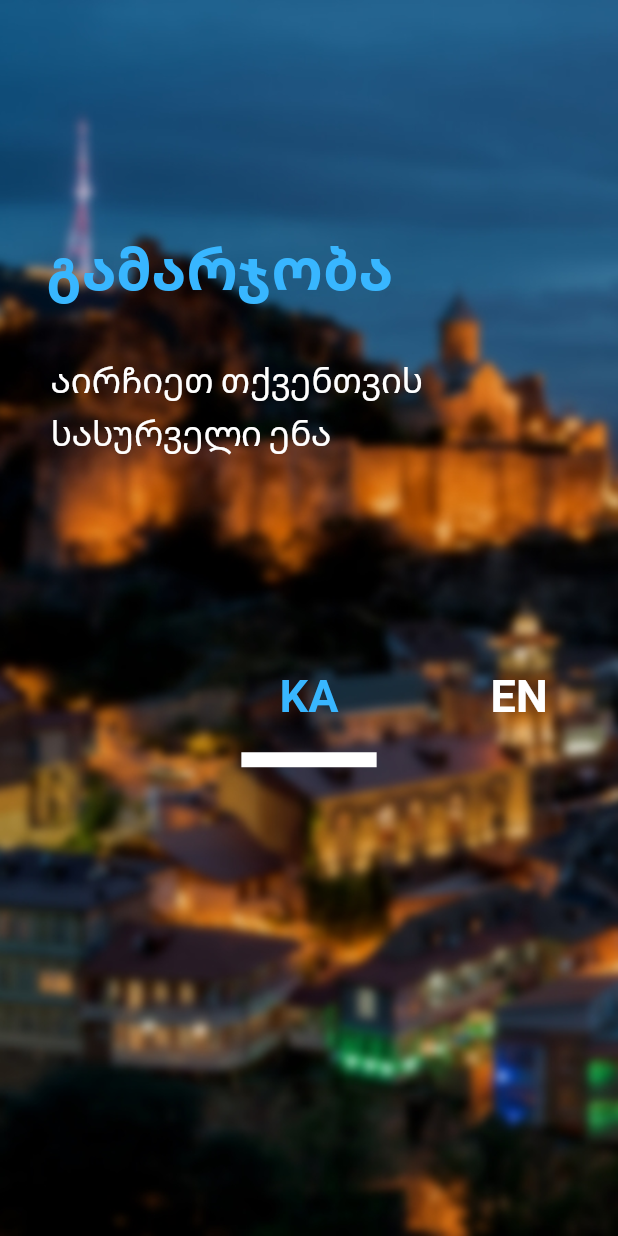
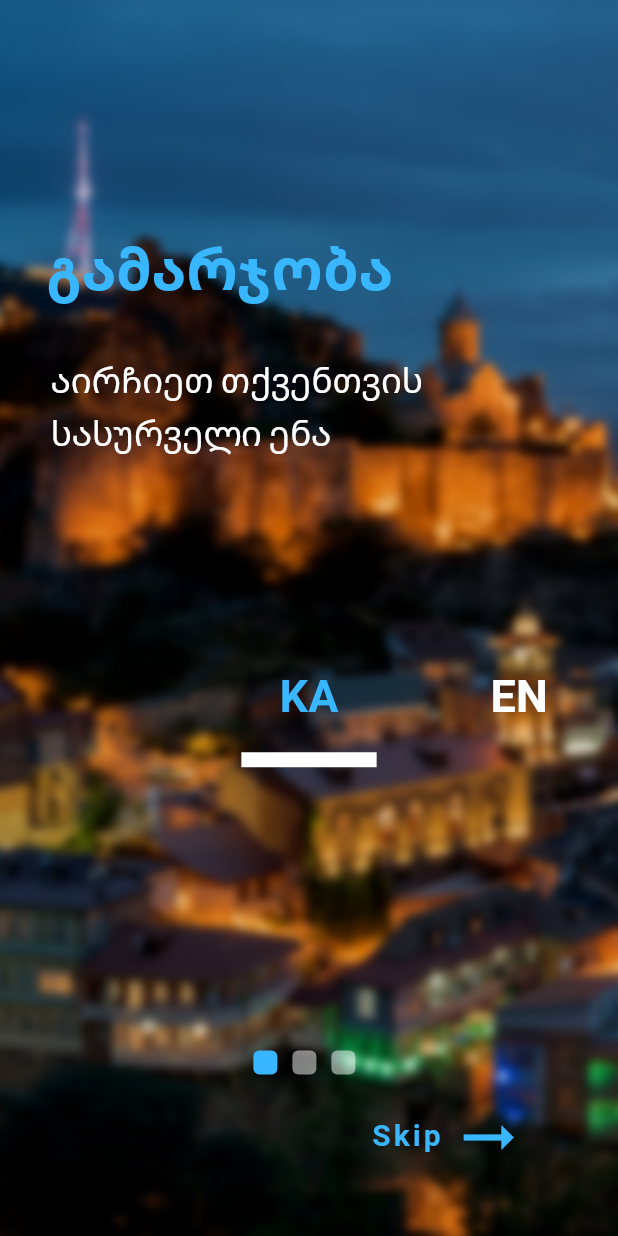
Before and after one commit to just-Luka/eapp1, a Flutter app: the screen it shows after launch, on a phone screen of 412 x 824 dp. Run offline on Flutter 3.47's test engine with Material 2 defaults, Android fonts, the phone set to English and light mode, and no system bars; drawn by our look-alikes of smooth_page_indicator; our stand-ins replace bloc, flutter_bloc, google_fonts, shared_preferences; generated files the repository leaves out were written again.

Commit message:
intro pages done

```diff
--- a/lib/data/datasource/local/preferences/app_preference.dart
+++ b/lib/data/datasource/local/preferences/app_preference.dart
@@ -9,4 +9,13 @@ class AppPreference {
   String? getLocale() {
     return SharedPreferenceFacade.getString(keyword.locale.toString());
   }
+
+  Future<void> setFirstBootstrap() async{
+    await SharedPreferenceFacade.setBool(keyword.isFirstBootstrap.toString(), false);
+  }
+
+  bool? getIsFirstBootstrap() {
+    return SharedPreferenceFacade.getBool(keyword.isFirstBootstrap.toString());
+  }
+
 }
--- a/lib/data/datasource/local/preferences/keyword.dart
+++ b/lib/data/datasource/local/preferences/keyword.dart
@@ -2,6 +2,6 @@ enum keyword {
   // App keywords
   locale,
   theme,
-
+  isFirstBootstrap,
   // other ...
 }
--- a/lib/data/datasource/local/translates/welcome_translate.dart
+++ b/lib/data/datasource/local/translates/welcome_translate.dart
@@ -27,6 +27,8 @@ class WelcomeTranslate with BasicKit{
           'introSubText1': 'Please choose your language before continue',
           'title2': 'Lorem Ipsum Dolor',
           'introSubText2': 'Georgia is one of the\nbeautiful\nand ancient country in the world',
+          'skip': 'Skip',
+          'next': 'Next',
         };
       case 'ka':
         return {
@@ -34,6 +36,9 @@ class WelcomeTranslate with BasicKit{
           'introSubText1': 'აირჩიეთ თქვენთვის სასურველი ენა',
           'title2': 'ლორემ იპსუმ დოლორ',
           'introSubText2': 'KA_Georgia is one of the\nbeautiful\nand ancient country in the world',
+          'skip': 'გამოტოვება',
+          'next': 'გაგრძელება',
+
         };
       case 'ru':
         return {
@@ -41,6 +46,8 @@ class WelcomeTranslate with BasicKit{
           'introSubText1': 'Выберите предпочитаемый язык',
           'title2': 'RU_Lorem Ipsum Dolor',
           'introSubText2': 'RU_Georgia is one of the\nbeautiful\nand ancient country in the world',
+          'skip': 'Прорустить',
+          'next': 'Прод.',
         };
       default:
         return {'error': 'Translation is not available for this language!'};
--- a/lib/data/repository/app_repository.dart
+++ b/lib/data/repository/app_repository.dart
@@ -10,5 +10,9 @@ class AppRepository with BasicKit{
     return userLocale ?? appLocale;
   }
 
+  bool getIsFirstBootstrap() {
+    return AppPreference().getIsFirstBootstrap() ?? true;
+  }
+
   // bool getTheme(bool isLightMode);
 }
--- a/lib/domain/mixin/basic_kit.dart
+++ b/lib/domain/mixin/basic_kit.dart
@@ -4,7 +4,7 @@ import 'package:eapp1/config/app_config.dart';
 /// in different classes
 mixin BasicKit {
   bool isLocaleExist(String locale) {
-    final locales = AppConfig.locales;
+    const locales = AppConfig.locales;
 
     for(int i=0; i<locales.length; i++) {
       if (locales[i].languageCode == locale.toLowerCase()) {
--- a/lib/internal/application.dart
+++ b/lib/internal/application.dart
@@ -1,15 +1,16 @@
 import 'package:eapp1/config/app_config.dart';
 import 'package:eapp1/data/repository/app_repository.dart';
 import 'package:eapp1/domain/mixin/basic_kit.dart';
-import 'package:eapp1/presentation/pages/wrapper_page.dart';
+import 'package:eapp1/internal/route.dart' as internal;
 import 'package:eapp1/presentation/styles/themes/dark_theme.dart';
 import 'package:eapp1/presentation/styles/themes/i_theme.dart';
 import 'package:eapp1/presentation/styles/themes/light_theme.dart';
 import 'package:flutter/material.dart';
 import 'package:flutter_localizations/flutter_localizations.dart';
 import 'package:flutter_gen/gen_l10n/app_localizations.dart';
+import 'package:provider/provider.dart';
 
-class Application extends StatelessWidget with BasicKit{
+class Application extends StatelessWidget with BasicKit {
   Application({Key? key}) : super(key: key);
 
   @override
@@ -26,13 +27,13 @@ class Application extends StatelessWidget with BasicKit{
         ],
         supportedLocales: AppConfig.locales,
         localeResolutionCallback: (locales, supportedLocales) => Locale(AppRepository().getLocale()),
-        // localizationsDelegates: AppLocalizations.localizationsDelegates,
-        // supportedLocales: AppLocalizations.supportedLocales,
-        home: const WrapperPage(),
+
+        initialRoute: '/',
+        routes: internal.Route.show(context),
     );
   }
 
-  ThemeData theme(ITheme theme){
+  ThemeData theme(ITheme theme) {
     return ThemeData(
       appBarTheme: AppBarTheme(
         backgroundColor: theme.appbarColor,
--- /dev/null
+++ b/lib/internal/route.dart
@@ -0,0 +1,10 @@
+import 'package:eapp1/presentation/pages/wrapper_page.dart';
+import 'package:flutter/material.dart';
+
+class Route {
+  static Map<String, WidgetBuilder> show(BuildContext context) {
+    return {
+      '/': (context) => const WrapperPage()
+    };
+  }
+}
--- a/lib/main.dart
+++ b/lib/main.dart
@@ -5,6 +5,6 @@ import 'package:flutter/material.dart';
 void main() async{
   WidgetsFlutterBinding.ensureInitialized();
   await SharedPreferenceFacade.init();
-  // SharedPreferenceFacade.clear();
+  SharedPreferenceFacade.clear();
   runApp(Application());
 }
--- a/lib/presentation/pages/welcome/intro_1.dart
+++ b/lib/presentation/pages/welcome/intro_1.dart
@@ -32,6 +32,8 @@ class _Intro1State extends State<Intro1> {
   @override
   Widget build(BuildContext context) {
     final double width = MediaQuery.of(context).size.width;
+    final double height = MediaQuery.of(context).size.height;
+
     return Stack(
       children: [
         const FullScreenPortraitImageFrame(image: 'assets/images/Optimized-intro1.png'),
@@ -130,9 +132,32 @@ class _Intro1State extends State<Intro1> {
                   indent: 130,
                   endIndent: 130,
                 ),
+
               ],
             ),
         ),
+        Positioned(
+          left: width*0.6,
+          top: height*0.904,
+          child: const Text(
+            'Skip',
+            style: TextStyle(
+              color: Color.fromRGBO(56, 182, 255, 1),
+              fontSize: 20,
+              fontWeight: FontWeight.bold,
+              letterSpacing: 2,
+            ),
+          ),
+        ),
+        Positioned(
+          left: width*0.73,
+          top: height*0.89,
+          child: const Icon(
+            Icons.arrow_right_alt,
+            size: 50,
+            color: Color.fromRGBO(56, 182, 255, 1),
+          ),
+        )
       ]
     );
   }
--- a/lib/presentation/pages/welcome/welcome_page.dart
+++ b/lib/presentation/pages/welcome/welcome_page.dart
@@ -4,19 +4,28 @@ import 'package:eapp1/presentation/pages/welcome/intro_2.dart';
 import 'package:eapp1/presentation/pages/welcome/intro_3.dart';
 import 'package:flutter/material.dart';
 import 'package:flutter_bloc/flutter_bloc.dart';
+import 'package:smooth_page_indicator/smooth_page_indicator.dart';
 
 
 
 class WelcomePage extends StatelessWidget {
-  const WelcomePage({Key? key}) : super(key: key);
+  final PageController _controller = PageController(
+    initialPage: 0,
+  );
+
+  WelcomePage({Key? key}) : super(key: key);
 
   @override
   Widget build(BuildContext context) {
+    final double width = MediaQuery.of(context).size.width;
+    final double height = MediaQuery.of(context).size.height;
+
     return Stack(
       children: [
         BlocProvider(
           create: (BuildContext context) => LanguageCubit(),
           child: PageView(
+            controller: _controller,
             children: const [
               Intro1(),
               Intro2(),
@@ -24,33 +33,27 @@ class WelcomePage extends StatelessWidget {
             ],
           ),
         ),
-        // Column(
-        //   children: [
-        //     Row(
-        //       children: [
-        //         Container(
-        //           width: 60,
-        //           height: 20,
-        //           decoration: BoxDecoration(
-        //               shape: BoxShape.circle,
-        //               color: Color(0xffcecccc)),
-        //         )
-        //       ],
-        //     ),
-        //     RichText(
-        //       text: TextSpan(
-        //         children: [
-        //           TextSpan(
-        //             text: "Skip",
-        //           ),
-        //           WidgetSpan(
-        //             child: Icon(Icons.arrow_right_alt, size: 14),
-        //           ),
-        //         ]
-        //       ),
-        //     ),
-        //   ],
-        // )
+        Positioned(
+          left: width*0.41,
+          top: height*0.85,
+          child: Column(
+            children: [
+              SmoothPageIndicator(
+                controller: _controller,
+                count: 3,
+                effect: WormEffect(
+                  dotColor: Colors.white.withOpacity(0.5),
+                  activeDotColor: const Color.fromRGBO(56, 182, 255, 1),
+                  spacing: 10,
+                  radius:  4.0,
+
+
+                ),
+              ),
+            ],
+          ),
+        ),
+
       ],
     );
   }
--- a/lib/presentation/pages/wrapper_page.dart
+++ b/lib/presentation/pages/wrapper_page.dart
@@ -1,3 +1,4 @@
+import 'package:eapp1/data/repository/app_repository.dart';
 import 'package:eapp1/presentation/pages/home/home_page.dart';
 import 'package:eapp1/presentation/pages/welcome/welcome_page.dart';
 import 'package:flutter/material.dart';
@@ -10,7 +11,7 @@ class WrapperPage extends StatelessWidget {
   @override
   Widget build(BuildContext context) {
     return Scaffold(
-      body: isFirstBootstrap ? const WelcomePage() : const HomePage(),
+      body: AppRepository().getIsFirstBootstrap() ? WelcomePage() : const HomePage(),
     );
   }
 
--- a/pubspec.yaml
+++ b/pubspec.yaml
@@ -20,6 +20,7 @@ dependencies:
   google_fonts: ^2.1.0
   flutter_bloc: ^8.0.0
   provider: ^6.0.1
+  smooth_page_indicator: ^1.0.0+2
 
 dev_dependencies:
   flutter_test:
```
Also changed, not shown: lib/internal/facades/shared_preference_facade.dart (+12 -4 lines), lib/presentation/pages/home/home_page.dart (+5 -2 lines), lib/presentation/pages/welcome/intro_3.dart (+23 -1 lines), lib/presentation/widgets/buttons/responsive_button_1.dart (added, +60 -0 lines), pubspec.lock.
